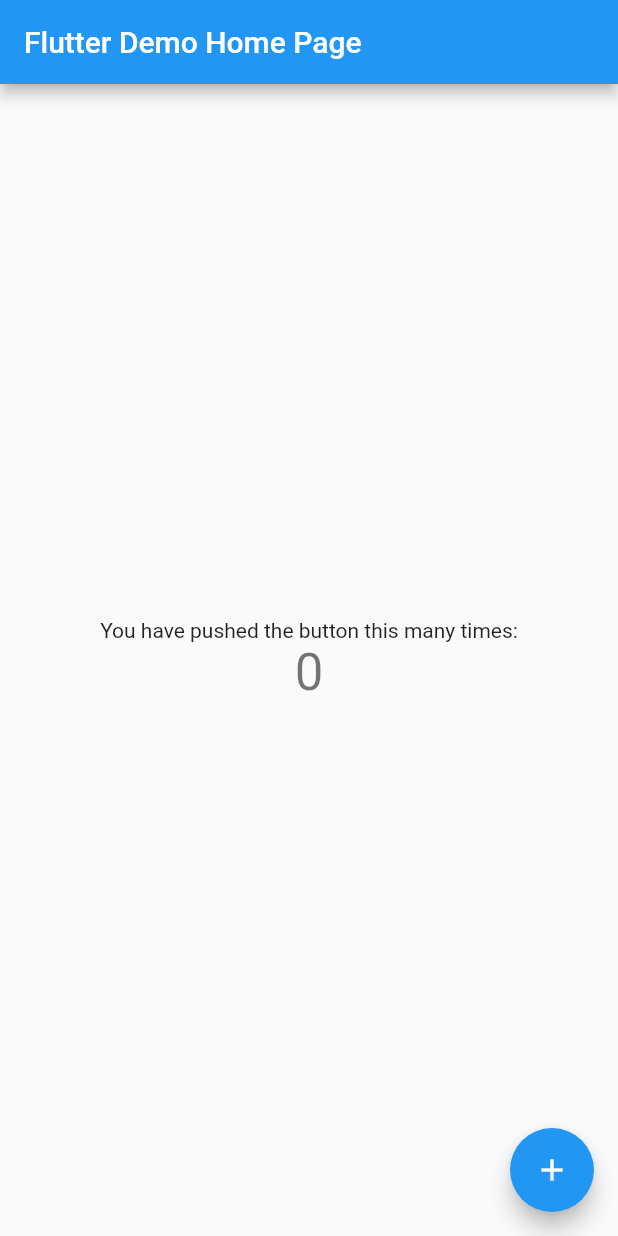
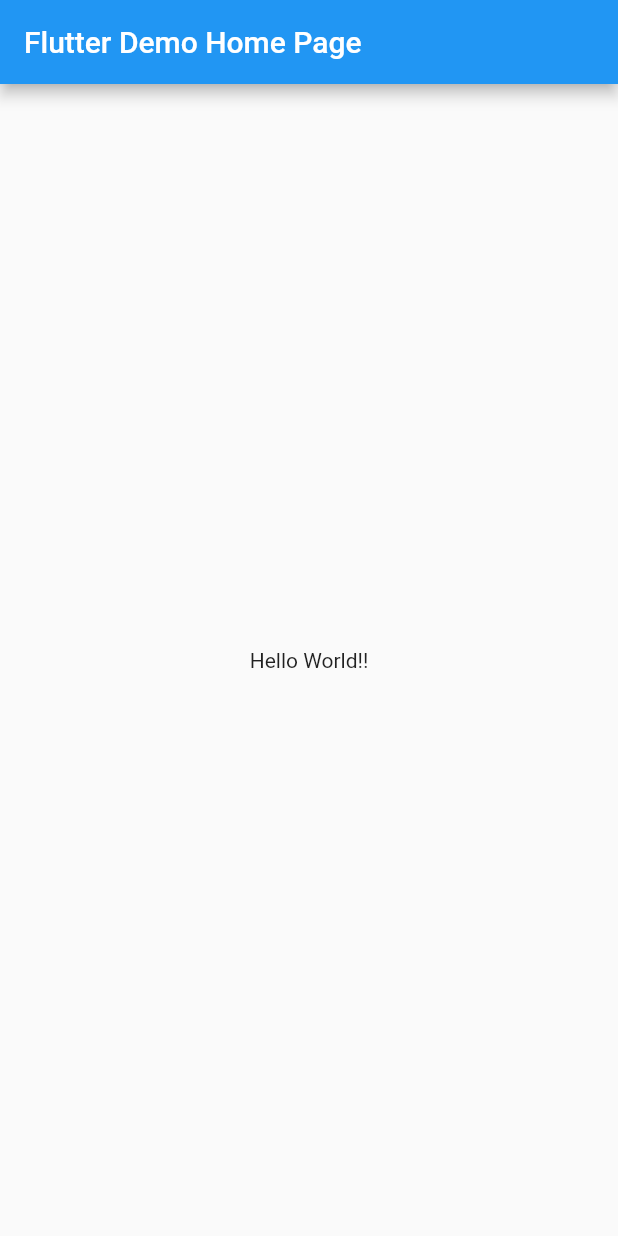
Before and after one commit to 0Vipin0/messio, a Flutter app: the screen it shows after launch, on a phone screen of 412 x 824 dp. Run offline on Flutter 3.47's test engine with Material 2 defaults, Android fonts, the phone set to English and light mode, and no system bars.

Commit message:
Hello World Changes

```diff
--- a/lib/main.dart
+++ b/lib/main.dart
@@ -72,40 +72,8 @@ class _MyHomePageState extends State<MyHomePage> {
         title: Text(widget.title),
       ),
       body: Center(
-        // Center is a layout widget. It takes a single child and positions it
-        // in the middle of the parent.
-        child: Column(
-          // Column is also a layout widget. It takes a list of children and
-          // arranges them vertically. By default, it sizes itself to fit its
-          // children horizontally, and tries to be as tall as its parent.
-          //
-          // Invoke "debug painting" (press "p" in the console, choose the
-          // "Toggle Debug Paint" action from the Flutter Inspector in Android
-          // Studio, or the "Toggle Debug Paint" command in Visual Studio Code)
-          // to see the wireframe for each widget.
-          //
-          // Column has various properties to control how it sizes itself and
-          // how it positions its children. Here we use mainAxisAlignment to
-          // center the children vertically; the main axis here is the vertical
-          // axis because Columns are vertical (the cross axis would be
-          // horizontal).
-          mainAxisAlignment: MainAxisAlignment.center,
-          children: <Widget>[
-            Text(
-              'You have pushed the button this many times:',
-            ),
-            Text(
-              '$_counter',
-              style: Theme.of(context).textTheme.display1,
-            ),
-          ],
-        ),
-      ),
-      floatingActionButton: FloatingActionButton(
-        onPressed: _incrementCounter,
-        tooltip: 'Increment',
-        child: Icon(Icons.add),
-      ), // This trailing comma makes auto-formatting nicer for build methods.
+        child: Text("Hello World!!"),
+      ),     // This trailing comma makes auto-formatting nicer for build methods.
     );
   }
 }
```
Also changed, not shown: 1 other file.
